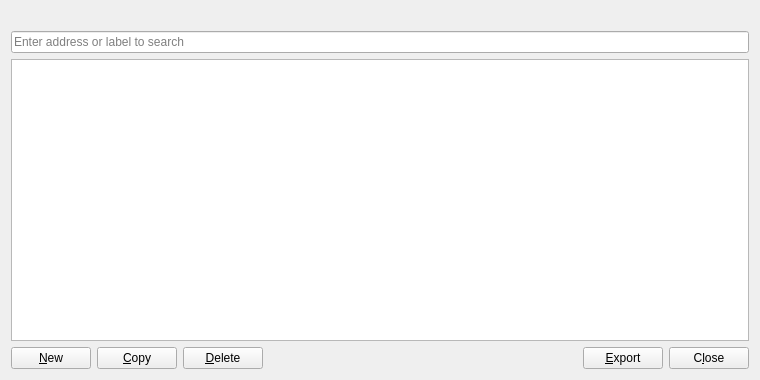
AokChain/AokChain, file src/qt/forms/addressbookpage.ui: the form before one commit.
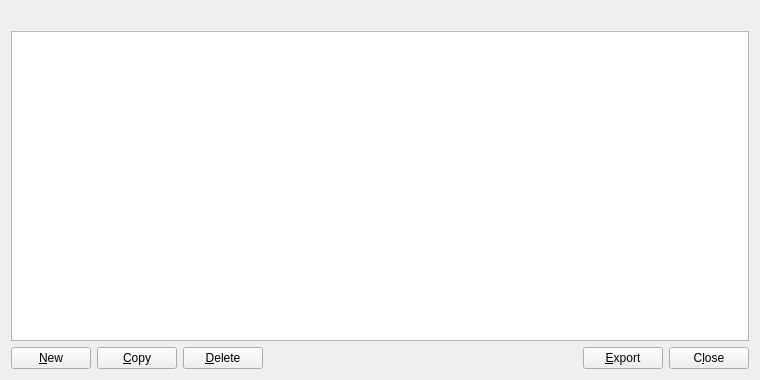
The form after the commit. Icons and pictures are not drawn.

The edit to the form file:
```diff
--- a/src/qt/forms/addressbookpage.ui
+++ b/src/qt/forms/addressbookpage.ui
@@ -21,13 +21,6 @@
      </property>
     </widget>
    </item>
-   <item>
-    <widget class="QLineEdit" name="searchLineEdit">
-     <property name="placeholderText">
-      <string>Enter address or label to search</string>
-     </property>
-    </widget>
-   </item>
    <item>
     <widget class="QTableView" name="tableView">
      <property name="contextMenuPolicy">
```
